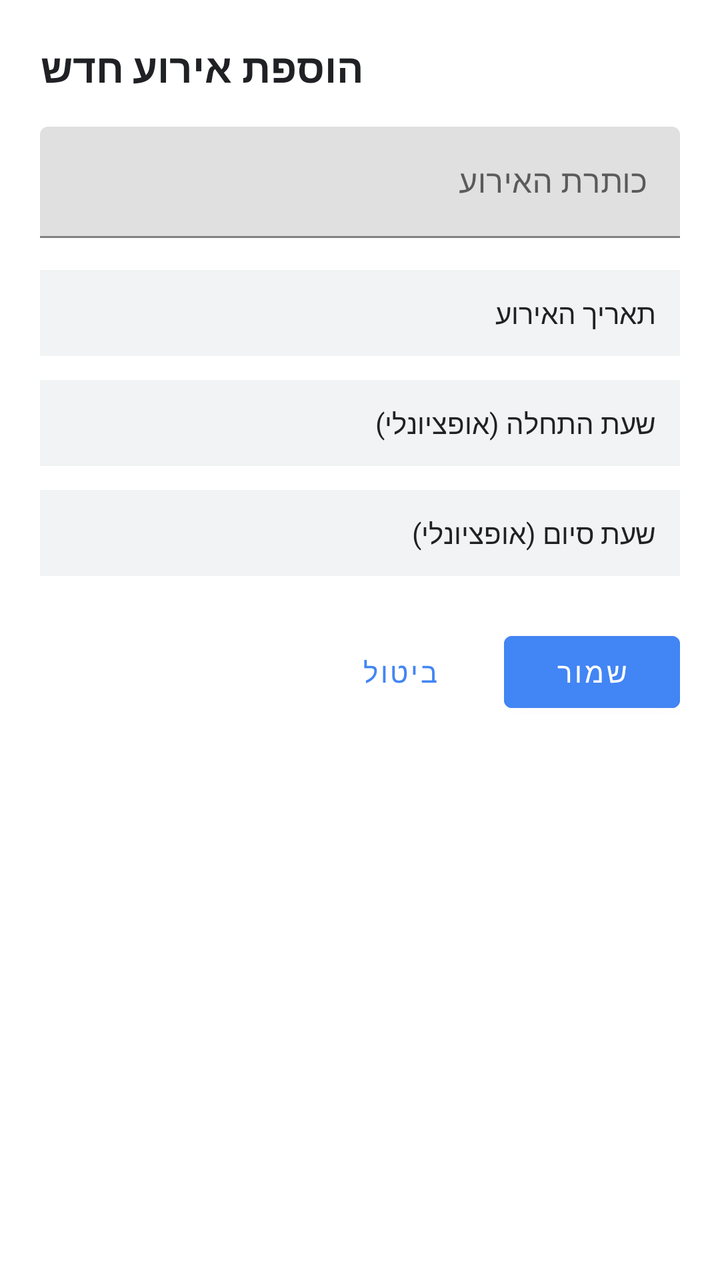
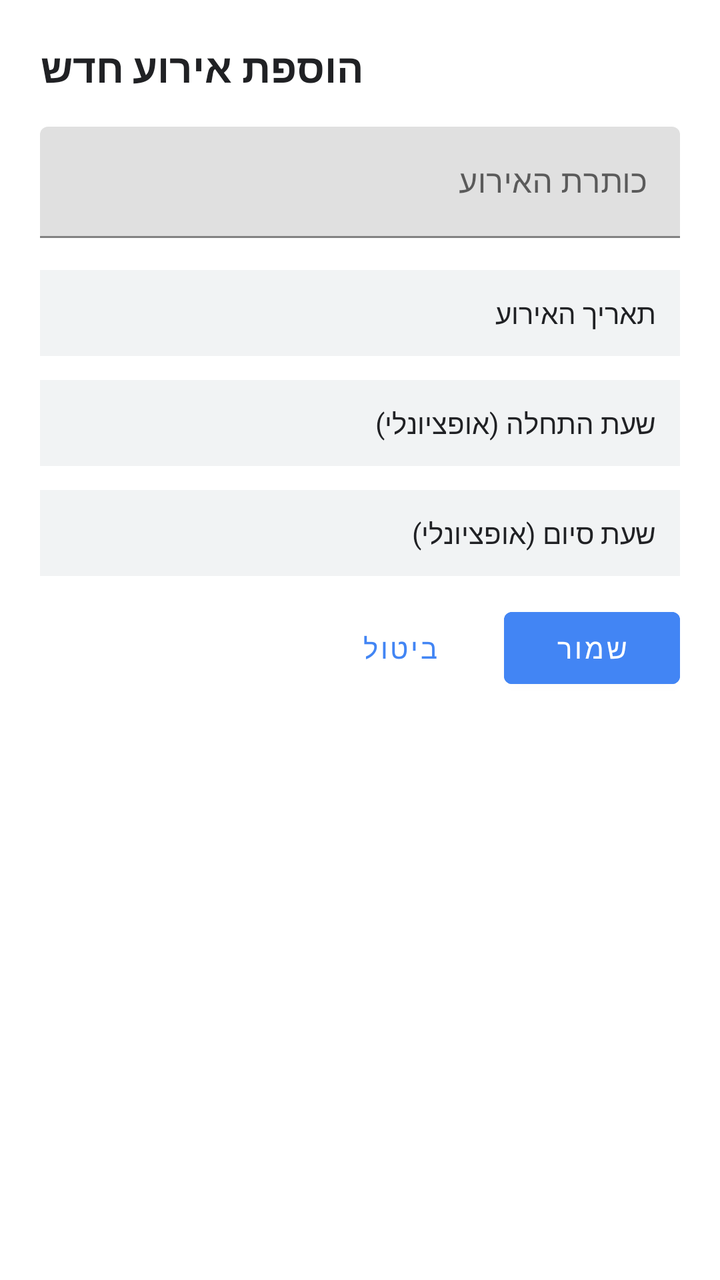

Compare the two renders of this Android layout. The source of the first and the diff that turns it into the second are given below.
<!-- AndroidManifest.xml: activity theme Theme.GCalSearchAdd -->
<!-- res/layout/activity_add_event.xml -->
<?xml version="1.0" encoding="utf-8"?>
<LinearLayout xmlns:android="http://schemas.android.com/apk/res/android"
    android:layout_width="match_parent"
    android:layout_height="match_parent"
    android:orientation="vertical"
    android:background="@color/white"
    android:padding="20dp">

    <TextView
        android:layout_width="wrap_content"
        android:layout_height="wrap_content"
        android:text="@string/add_event_title"
        android:textSize="20sp"
        android:textStyle="bold"
        android:textColor="@color/text_primary"
        android:layout_marginBottom="16dp" />

    <com.google.android.material.textfield.TextInputLayout
        android:layout_width="match_parent"
        android:layout_height="wrap_content"
        android:hint="@string/event_title_hint">
        <com.google.android.material.textfield.TextInputEditText
            android:id="@+id/etTitle"
            android:layout_width="match_parent"
            android:layout_height="wrap_content" />
    </com.google.android.material.textfield.TextInputLayout>

    <TextView
        android:id="@+id/tvDatePicker"
        android:layout_width="match_parent"
        android:layout_height="wrap_content"
        android:layout_marginTop="16dp"
        android:padding="12dp"
        android:background="@color/light_gray"
        android:text="@string/event_date_hint"
        android:textColor="@color/text_primary" />

    <TextView
        android:id="@+id/tvStartTimePicker"
        android:layout_width="match_parent"
        android:layout_height="wrap_content"
        android:layout_marginTop="12dp"
        android:padding="12dp"
        android:background="@color/light_gray"
        android:text="@string/event_start_hint"
        android:textColor="@color/text_primary" />

    <TextView
        android:id="@+id/tvEndTimePicker"
        android:layout_width="match_parent"
        android:layout_height="wrap_content"
        android:layout_marginTop="12dp"
        android:padding="12dp"
        android:background="@color/light_gray"
        android:text="@string/event_end_hint"
        android:textColor="@color/text_primary" />

    <LinearLayout
        android:layout_width="match_parent"
        android:layout_height="wrap_content"
        android:orientation="horizontal"
        android:layout_marginTop="24dp"
        android:gravity="end">

        <com.google.android.material.button.MaterialButton
            android:id="@+id/btnCancel"
            style="@style/Widget.MaterialComponents.Button.TextButton"
            android:layout_width="wrap_content"
            android:layout_height="wrap_content"
            android:text="@string/cancel" />

        <com.google.android.material.button.MaterialButton
            android:id="@+id/btnSave"
            android:layout_width="wrap_content"
            android:layout_height="wrap_content"
            android:layout_marginStart="8dp"
            android:backgroundTint="@color/google_blue"
            android:text="@string/save" />

    </LinearLayout>

</LinearLayout>
<!-- resources referenced by this layout -->
<resources>
  <color name="google_blue">#4285F4</color>
  <color name="light_gray">#F1F3F4</color>
  <color name="text_primary">#202124</color>
  <color name="white">#FFFFFF</color>
  <string name="add_event_title">הוספת אירוע חדש</string>
  <string name="cancel">ביטול</string>
  <string name="event_date_hint">תאריך האירוע</string>
  <string name="event_end_hint">שעת סיום (אופציונלי)</string>
  <string name="event_start_hint">שעת התחלה (אופציונלי)</string>
  <string name="event_title_hint">כותרת האירוע</string>
  <string name="save">שמור</string>
  <style name="Theme.GCalSearchAdd" parent="Theme.MaterialComponents.DayNight.NoActionBar">
          <item name="colorPrimary">@color/google_blue</item>
          <item name="colorPrimaryDark">@color/google_blue_dark</item>
          <item name="colorAccent">@color/google_blue_dark</item>
          <item name="android:windowBackground">@color/light_gray</item>
      </style>
  <color name="google_blue_dark">#1A73E8</color>
</resources>

<!-- the commit's change to res/layout/activity_add_event.xml (unified diff, before → after) -->
@@ -55,11 +55,37 @@
         android:text="@string/event_end_hint"
         android:textColor="@color/text_primary" />
 
+    <TextView
+        android:id="@+id/tvExistingEventsLabel"
+        android:layout_width="wrap_content"
+        android:layout_height="wrap_content"
+        android:layout_marginTop="20dp"
+        android:text="@string/existing_events_label"
+        android:textColor="@color/text_secondary"
+        android:textSize="14sp"
+        android:visibility="gone" />
+
+    <ProgressBar
+        android:id="@+id/progressExistingEvents"
+        style="?android:attr/progressBarStyleSmall"
+        android:layout_width="wrap_content"
+        android:layout_height="wrap_content"
+        android:layout_marginTop="8dp"
+        android:visibility="gone" />
+
+    <androidx.recyclerview.widget.RecyclerView
+        android:id="@+id/rvExistingEvents"
+        android:layout_width="match_parent"
+        android:layout_height="0dp"
+        android:layout_weight="1"
+        android:layout_marginTop="4dp"
+        android:visibility="gone" />
+
     <LinearLayout
         android:layout_width="match_parent"
         android:layout_height="wrap_content"
         android:orientation="horizontal"
-        android:layout_marginTop="24dp"
+        android:layout_marginTop="12dp"
         android:gravity="end">
 
         <com.google.android.material.button.MaterialButton
<!-- resource entries referenced after the edit -->
@@ -3,6 +3,7 @@
   <color name="google_blue">#4285F4</color>
   <color name="light_gray">#F1F3F4</color>
   <color name="text_primary">#202124</color>
+  <color name="text_secondary">#5F6368</color>
   <color name="white">#FFFFFF</color>
   <string name="add_event_title">הוספת אירוע חדש</string>
   <string name="cancel">ביטול</string>
@@ -10,6 +11,7 @@
   <string name="event_end_hint">שעת סיום (אופציונלי)</string>
   <string name="event_start_hint">שעת התחלה (אופציונלי)</string>
   <string name="event_title_hint">כותרת האירוע</string>
+  <string name="existing_events_label">אירועים קיימים ביום זה:</string>
   <string name="save">שמור</string>
   <style name="Theme.GCalSearchAdd" parent="Theme.MaterialComponents.DayNight.NoActionBar">
           <item name="colorPrimary">@color/google_blue</item>
